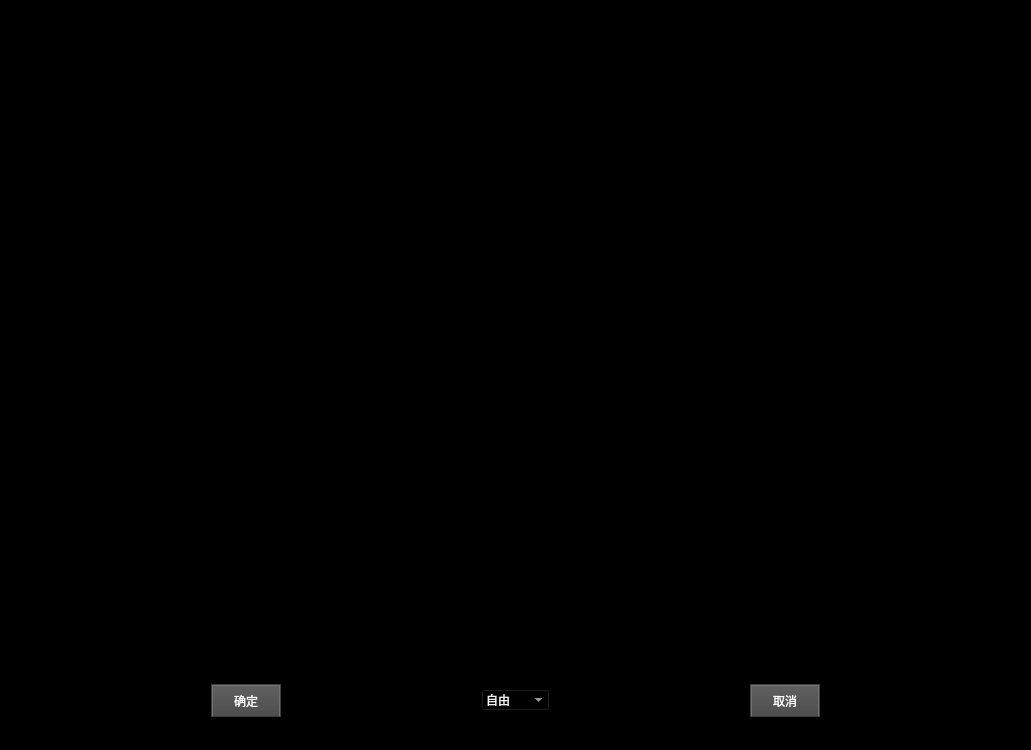
Qt form Image_processing/Image_crop.ui (SundalandBR/ImageProcessing) before a commit.
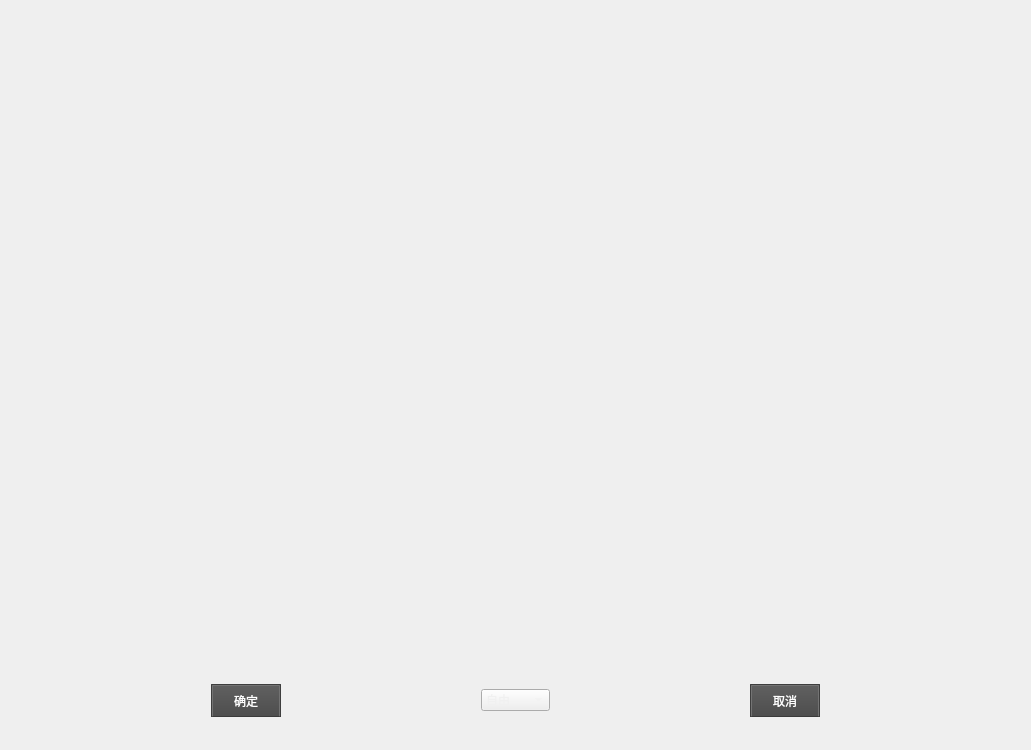
The same form after that commit.

Patch:
```diff
--- a/Image_processing/Image_crop.ui
+++ b/Image_processing/Image_crop.ui
@@ -22,7 +22,6 @@
 Available at: https://github.com/GTRONICK/QSS/blob/master/ConsoleStyle.qss
 */
 QWidget {
-	background-color:rgb(0, 0, 0);
 	color: rgb(240, 240, 240);
 	border-color: rgb(58, 58, 58);
 }
```
